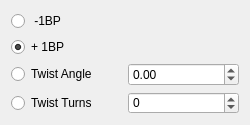
Before: the Qt Designer form AdenitaCoreSE/form/SETwistHelixEditorGUI.ui in 1A-OneAngstrom/Adenita, drawn with Qt 5.
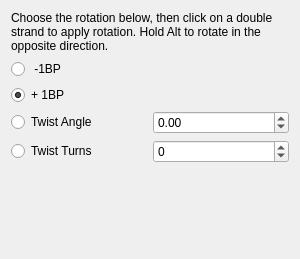
After: the same form once the commit is applied.

Commit message:
DNA rotation editor: add Alt modifier to rotate in opposite direction
DNA rotation editor: Add the Alt modifier to facilitate rotation in the opposite direction without the need to change the angle in the editor's UI.

```diff
--- a/AdenitaCoreSE/form/SETwistHelixEditorGUI.ui
+++ b/AdenitaCoreSE/form/SETwistHelixEditorGUI.ui
@@ -6,20 +6,30 @@
    <rect>
     <x>0</x>
     <y>0</y>
-    <width>250</width>
-    <height>125</height>
+    <width>300</width>
+    <height>259</height>
    </rect>
   </property>
   <property name="minimumSize">
    <size>
     <width>250</width>
-    <height>125</height>
+    <height>150</height>
    </size>
   </property>
   <property name="windowTitle">
    <string/>
   </property>
   <layout class="QVBoxLayout" name="verticalLayout">
+   <item>
+    <widget class="QLabel" name="label">
+     <property name="text">
+      <string>Choose the rotation below, then click on a double strand to apply rotation. Hold Alt to rotate in the opposite direction.</string>
+     </property>
+     <property name="wordWrap">
+      <bool>true</bool>
+     </property>
+    </widget>
+   </item>
    <item>
     <layout class="QGridLayout" name="gridLayout">
      <item row="0" column="0">
@@ -92,7 +102,7 @@
      <property name="sizeHint" stdset="0">
       <size>
        <width>20</width>
-       <height>40</height>
+       <height>0</height>
       </size>
      </property>
     </spacer>
```
Left out of the diff: 2 changed lines with no effect on the pictures. The commit also changes 3 other files.
